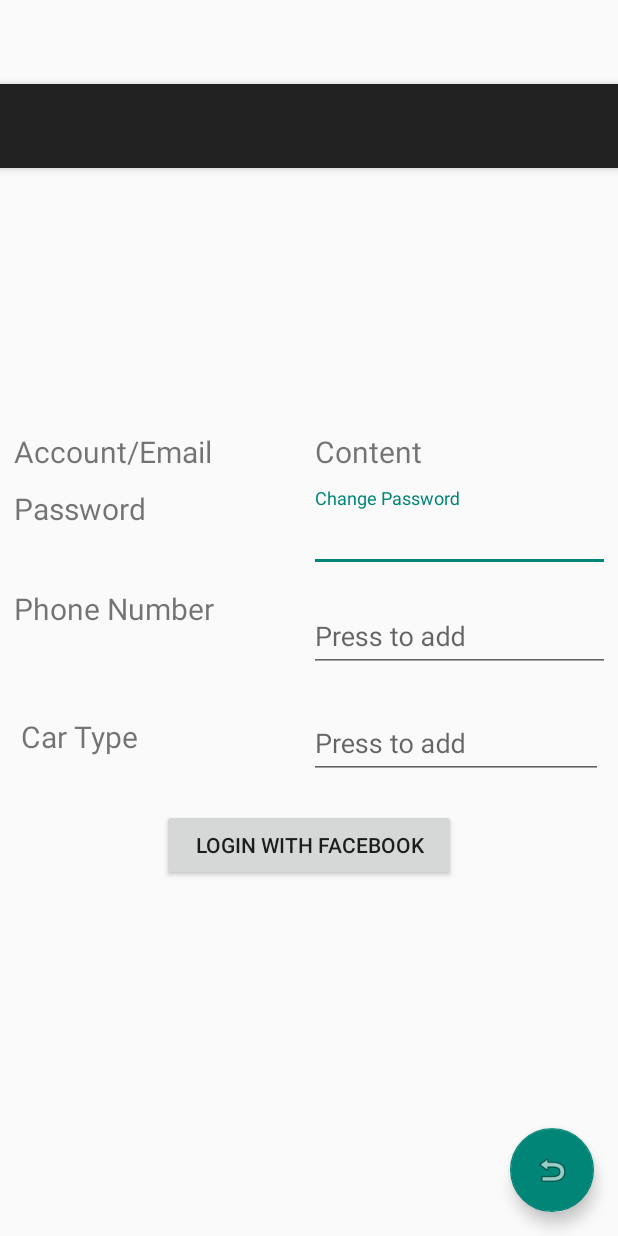
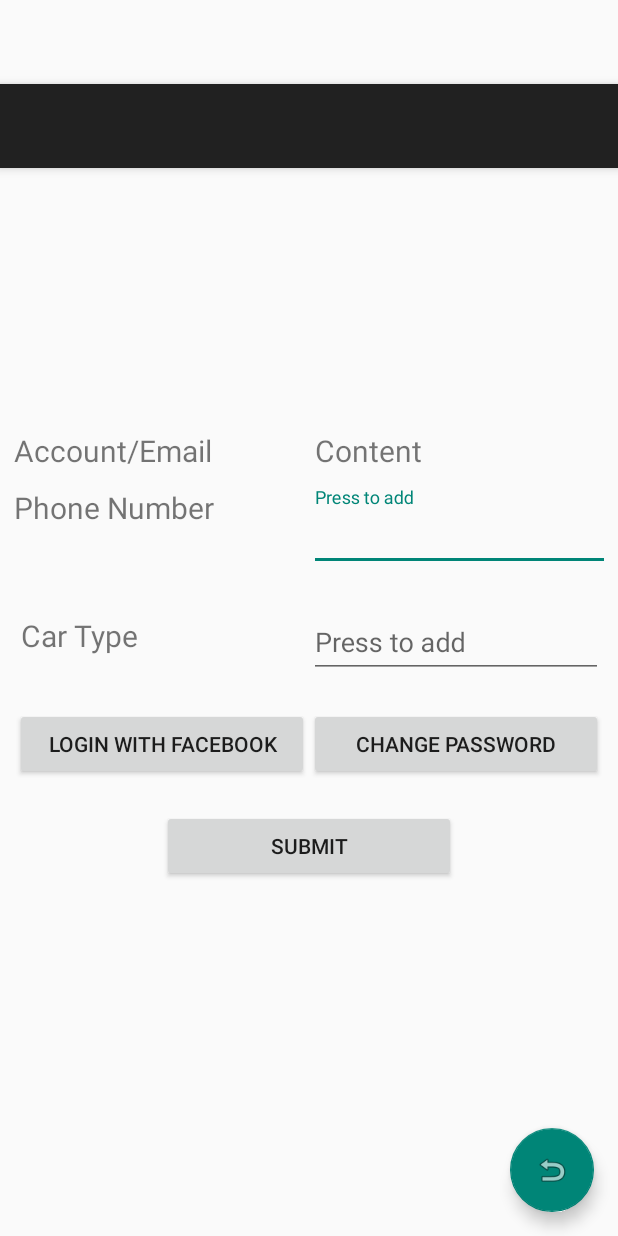
Before and after one commit to Bwichs/CarpoolTunnel, an Android app: the layout activity_account.xml on its own in the app's theme, with its tools: preview values and no code run, on a phone screen of 412 x 824 dp. Run offline under Robolectric (Android 15) with nearby library versions, the phone set to English and light mode, and no system bars.

Commit message:
Added more stuff to account page like facebook login, password change.

```diff
--- a/Apps/Android/Slugging/app/build.gradle
+++ b/Apps/Android/Slugging/app/build.gradle
@@ -18,11 +18,14 @@ android {
         }
     }
 }
-
+repositories {
+    mavenCentral()
+}
 dependencies {
     compile fileTree(dir: 'libs', include: ['*.jar'])
     compile fileTree(dir: 'libs', include: 'Parse-*.jar')
     compile 'com.android.support:appcompat-v7:22.2.1'
     compile 'com.parse.bolts:bolts-android:1.+'
     compile 'com.android.support:design:22.2.1'
+    compile 'com.facebook.android:facebook-android-sdk:4.7.0'
 }
--- a/Apps/Android/Slugging/app/src/main/AndroidManifest.xml
+++ b/Apps/Android/Slugging/app/src/main/AndroidManifest.xml
@@ -17,6 +17,12 @@
         android:label="@string/app_name"
         android:theme="@style/AppTheme"
         android:name="MyApplication" >
+        <meta-data android:name="com.facebook.sdk.ApplicationId" android:value="@string/facebook_app_id"/>
+        <activity android:name="com.facebook.FacebookActivity"
+            android:configChanges=
+                "keyboard|keyboardHidden|screenLayout|screenSize|orientation"
+            android:theme="@android:style/Theme.Translucent.NoTitleBar"
+            android:label="@string/app_name" />
         <activity
             android:name=".MainActivity"
             android:label="@string/app_name" >
--- a/Apps/Android/Slugging/app/src/main/java/carpooltunnel/slugging/MainActivity.java
+++ b/Apps/Android/Slugging/app/src/main/java/carpooltunnel/slugging/MainActivity.java
@@ -5,8 +5,9 @@ import android.os.Bundle;
 import android.support.v7.app.ActionBarActivity;
 import android.view.Menu;
 import android.view.MenuItem;
-
+import com.facebook.FacebookSdk;
 import com.parse.ParseUser;
+import com.parse.ParseFacebookUtils;
 
 
 public class MainActivity extends ActionBarActivity {
--- a/Apps/Android/Slugging/app/src/main/java/carpooltunnel/slugging/MyApplication.java
+++ b/Apps/Android/Slugging/app/src/main/java/carpooltunnel/slugging/MyApplication.java
@@ -1,7 +1,10 @@
 package carpooltunnel.slugging;
 
 import android.app.Application;
+
+import com.facebook.FacebookSdk;
 import com.parse.Parse;
+import com.parse.ParseFacebookUtils;
 
 public class MyApplication extends Application {
     @Override
@@ -9,5 +12,7 @@ public class MyApplication extends Application {
         super.onCreate();
         Parse.enableLocalDatastore(this);
         Parse.initialize(this, "VPZjlR7XLjBjn7KPCiCgaAexMUSX13fNe2wZ4mps", "lMHGifcMpdu9yKDL5YFT1Rw79fo466o7BngcneUF");
+        FacebookSdk.sdkInitialize(getApplicationContext());
+        ParseFacebookUtils.initialize(getApplicationContext());
     }
 }
--- a/Apps/Android/Slugging/app/src/main/java/carpooltunnel/slugging/WelcomeActivity.java
+++ b/Apps/Android/Slugging/app/src/main/java/carpooltunnel/slugging/WelcomeActivity.java
@@ -42,6 +42,11 @@ public class WelcomeActivity extends AppCompatActivity {
 
                 Intent intent = new Intent(WelcomeActivity.this, AccountActivity.class);
                 startActivity(intent);
+                try {
+                    Thread.sleep(2000);                 //1000 milliseconds is one second.
+                } catch(InterruptedException ex) {
+                    Thread.currentThread().interrupt();
+                }
                 finish();
             }
         });
--- a/Apps/Android/Slugging/app/src/main/res/layout/activity_account.xml
+++ b/Apps/Android/Slugging/app/src/main/res/layout/activity_account.xml
@@ -51,35 +51,7 @@
                 android:layout_gravity="right"
                 android:id="@+id/anContent" />
         </LinearLayout>
-        <LinearLayout
-            android:id="@+id/password"
-            android:layout_width="match_parent"
-            android:layout_height="match_parent"
-            android:orientation="horizontal"
-            android:gravity="center_horizontal"
-            android:padding="5dp"
-            android:weightSum="2">
 
-            <TextView
-                android:layout_width="0dp"
-                android:layout_height="wrap_content"
-                android:textSize="20dp"
-                android:text="Password"
-                android:paddingLeft="4dp"
-                android:paddingRight="4dp"
-                android:layout_weight="1"
-                android:layout_gravity="left"
-                android:id="@+id/pwTitle"
-                />
-            <android.support.design.widget.TextInputLayout android:layout_width="0dp"
-                android:layout_weight="1"
-                android:layout_height="wrap_content">
-                <EditText android:id="@+id/pwContent" android:layout_width="fill_parent"
-                    android:layout_height="wrap_content" android:hint="Change Password"
-                    android:inputType="number" android:maxLines="1"
-                    android:singleLine="true" />
-            </android.support.design.widget.TextInputLayout>
-        </LinearLayout>
         <LinearLayout
             android:id="@+id/phone"
             android:layout_width="match_parent"
@@ -104,7 +76,7 @@
                 android:layout_height="wrap_content">
                 <EditText android:id="@+id/pnContent" android:layout_width="fill_parent"
                     android:layout_height="wrap_content" android:hint="Press to add"
-                    android:inputType="number" android:maxLines="1"
+                    android:inputType="text" android:maxLines="1"
                     android:singleLine="true" />
             </android.support.design.widget.TextInputLayout>
         </LinearLayout>
@@ -132,7 +104,7 @@
                 android:layout_height="wrap_content">
                 <EditText android:id="@+id/ctContent" android:layout_width="fill_parent"
                     android:layout_height="wrap_content" android:hint="Press to add"
-                    android:inputType="number" android:maxLines="1"
+                    android:inputType="text" android:maxLines="1"
                     android:singleLine="true" />
             </android.support.design.widget.TextInputLayout>
         </LinearLayout>
@@ -152,7 +124,34 @@
                 android:paddingRight="8dp"
                 android:layout_weight="1"
                 android:layout_gravity="left"
-                android:id="@+id/dbutton" />
+                android:id="@+id/fbButton" />
+            <Button
+                android:layout_width="0dp"
+                android:layout_height="wrap_content"
+                android:text="Change Password"
+                android:paddingLeft="8dp"
+                android:paddingRight="8dp"
+                android:layout_weight="1"
+                android:layout_gravity="left"
+                android:id="@+id/pwbutton" />
+        </LinearLayout>
+        <LinearLayout
+            android:id="@+id/submit"
+            android:layout_width="match_parent"
+            android:layout_height="match_parent"
+            android:orientation="horizontal"
+            android:gravity="center_horizontal"
+            android:padding="10dp"
+            android:weightSum="2">
+            <Button
+                android:layout_width="0dp"
+                android:layout_height="wrap_content"
+                android:text="Submit"
+                android:paddingLeft="8dp"
+                android:paddingRight="8dp"
+                android:layout_weight="1"
+                android:layout_gravity="left"
+                android:id="@+id/sbutton" />
         </LinearLayout>
     </LinearLayout>
     <android.support.design.widget.FloatingActionButton android:id="@+id/fab"
--- a/Apps/Android/Slugging/app/src/main/res/values/strings.xml
+++ b/Apps/Android/Slugging/app/src/main/res/values/strings.xml
@@ -4,7 +4,7 @@
     <string name="hello_world">Hello world!</string>
     <string name="action_settings">Settings</string>
     <string name="title_activity_login">Sign in</string>
-
+    <string name="facebook_app_id">511051075717742</string>
     <!-- Strings related to login -->
     <string name="prompt_email">UCSC Email</string>
     <string name="prompt_password">Password</string>
```
Also changed, not shown: Apps/Android/Slugging/app/src/main/java/carpooltunnel/slugging/AccountActivity.java (+92 -4 lines), Apps/Android/Slugging/app/libs/ParseFacebookUtilsV4-1.10.2.jar (added).
